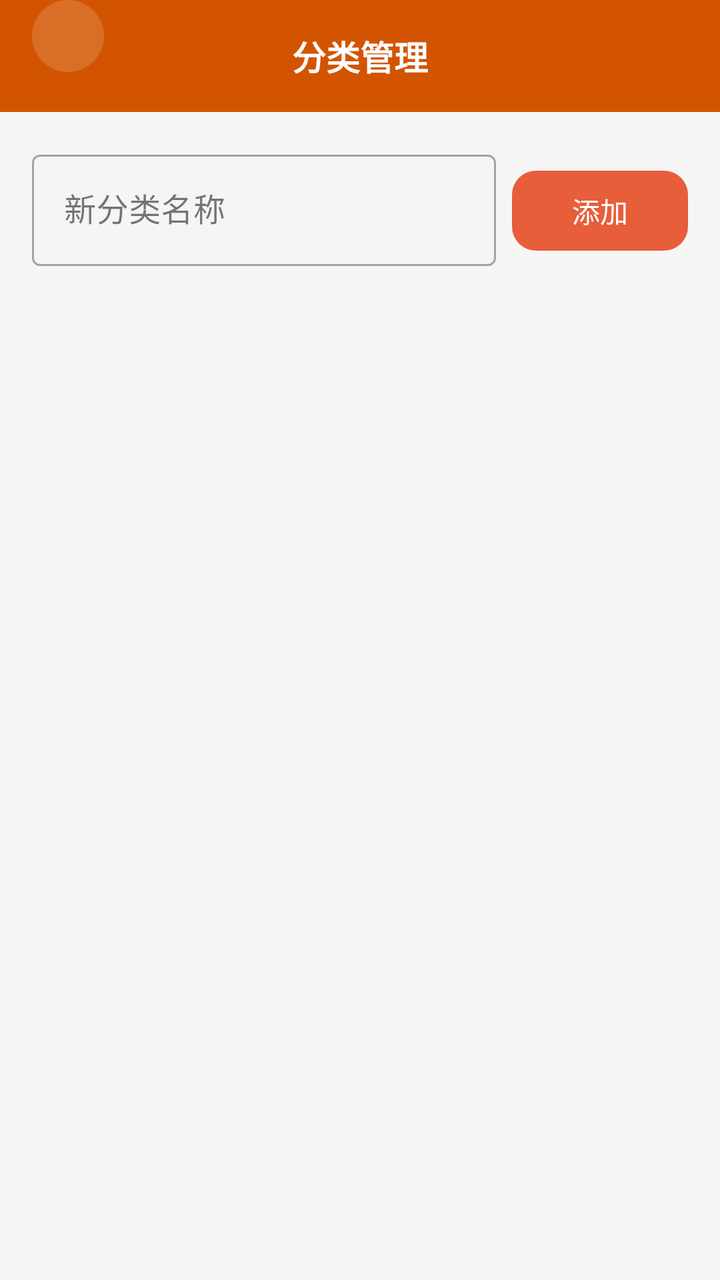
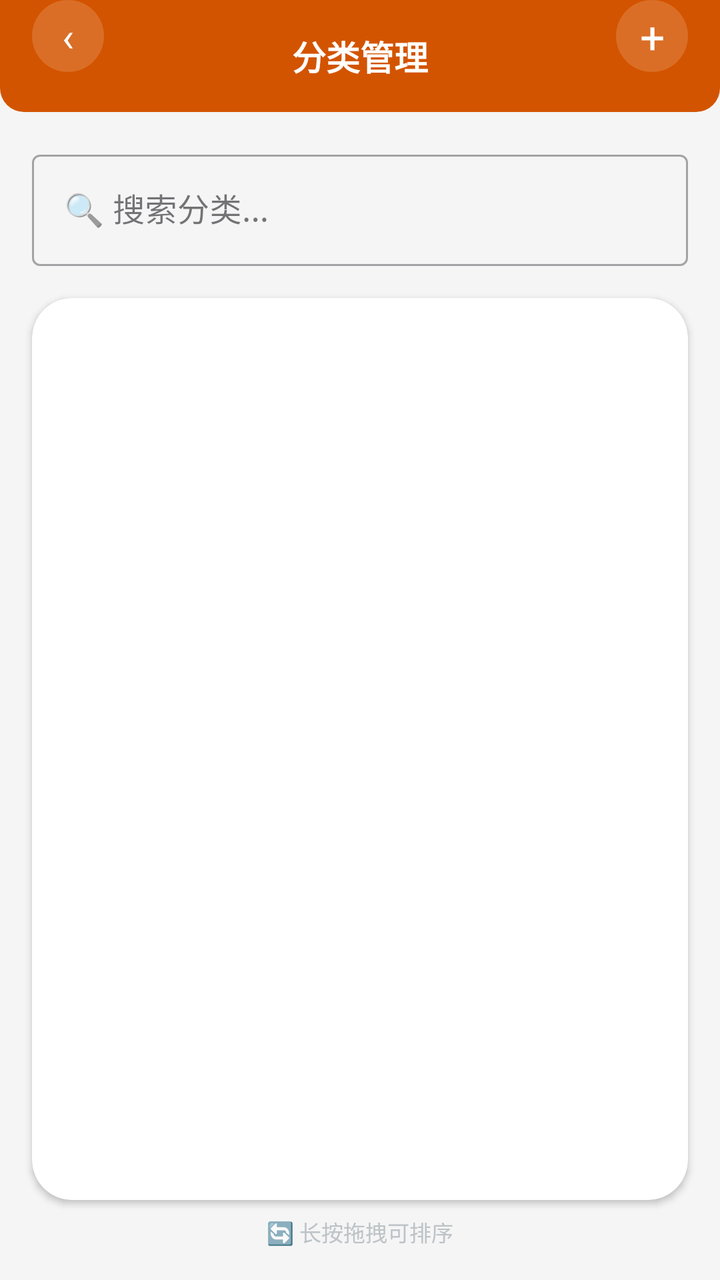

Compare the two renders of this Android layout. The source of the first and the diff that turns it into the second are given below.
<!-- AndroidManifest.xml: application theme Theme.ClothingSI -->
<!-- res/layout/activity_categories.xml -->
<?xml version="1.0" encoding="utf-8"?>
<LinearLayout xmlns:android="http://schemas.android.com/apk/res/android"
    xmlns:app="http://schemas.android.com/apk/res-auto"
    android:layout_width="match_parent" android:layout_height="match_parent"
    android:orientation="vertical" android:background="#F5F5F5">
    <RelativeLayout android:layout_width="match_parent" android:layout_height="56dp"
        android:background="#D35400" android:paddingHorizontal="16dp">
        <TextView android:id="@+id/btn_back" android:layout_width="36dp" android:layout_height="36dp"
            android:text="‹" android:textSize="20dp" android:textColor="#FFFFFF"
            android:gravity="center" android:background="@drawable/circle_bg" android:alpha="0.15" />
        <TextView android:layout_width="wrap_content" android:layout_height="wrap_content"
            android:text="分类管理" android:textSize="17dp" android:textStyle="bold"
            android:textColor="#FFFFFF" android:layout_centerInParent="true" />
    </RelativeLayout>
    <LinearLayout android:layout_width="match_parent" android:layout_height="wrap_content"
        android:orientation="horizontal" android:padding="16dp">
        <com.google.android.material.textfield.TextInputLayout style="@style/Widget.MaterialComponents.TextInputLayout.OutlinedBox"
            android:layout_width="0dp" android:layout_height="wrap_content" android:layout_weight="1"
            android:layout_marginEnd="8dp">
            <com.google.android.material.textfield.TextInputEditText android:id="@+id/et_category_name"
                android:layout_width="match_parent" android:layout_height="wrap_content" android:hint="新分类名称" />
        </com.google.android.material.textfield.TextInputLayout>
        <com.google.android.material.button.MaterialButton android:id="@+id/btn_add_category"
            android:layout_width="wrap_content" android:layout_height="wrap_content" android:text="添加" app:cornerRadius="12dp" />
    </LinearLayout>
    <androidx.recyclerview.widget.RecyclerView android:id="@+id/rv_categories"
        android:layout_width="match_parent" android:layout_height="match_parent" android:paddingHorizontal="16dp" />
</LinearLayout>
<!-- resources referenced by this layout -->
<resources>
  <!-- drawable circle_bg (drawable) -->
  <?xml version="1.0" encoding="utf-8"?>
  <shape xmlns:android="http://schemas.android.com/apk/res/android" android:shape="oval">
      <solid android:color="#FFFFFF" />
  </shape>
  <style name="Theme.ClothingSI" parent="Theme.Material3.Light.NoActionBar">
          <item name="colorPrimary">@color/primary</item>
          <item name="colorPrimaryDark">@color/primary_dark</item>
          <item name="colorAccent">@color/accent</item>
          <item name="android:statusBarColor">@color/primary_dark</item>
          <item name="android:navigationBarColor">@color/white</item>
      </style>
  <color name="primary">#E85D3A</color>
  <color name="primary_dark">#D35400</color>
  <color name="accent">#F4A460</color>
  <color name="white">#FFFFFF</color>
</resources>

<!-- the commit's change to res/layout/activity_categories.xml (unified diff, before → after) -->
@@ -4,25 +4,39 @@
     android:layout_width="match_parent" android:layout_height="match_parent"
     android:orientation="vertical" android:background="#F5F5F5">
     <RelativeLayout android:layout_width="match_parent" android:layout_height="56dp"
-        android:background="#D35400" android:paddingHorizontal="16dp">
+        android:background="@drawable/header_bar_bg" android:paddingHorizontal="16dp">
         <TextView android:id="@+id/btn_back" android:layout_width="36dp" android:layout_height="36dp"
             android:text="‹" android:textSize="20dp" android:textColor="#FFFFFF"
-            android:gravity="center" android:background="@drawable/circle_bg" android:alpha="0.15" />
+            android:gravity="center" android:background="@drawable/circle_bg" />
         <TextView android:layout_width="wrap_content" android:layout_height="wrap_content"
             android:text="分类管理" android:textSize="17dp" android:textStyle="bold"
             android:textColor="#FFFFFF" android:layout_centerInParent="true" />
+        <TextView android:id="@+id/btn_add_category" android:layout_width="36dp" android:layout_height="36dp"
+            android:text="+" android:textSize="22dp" android:textColor="#FFFFFF"
+            android:gravity="center" android:background="@drawable/circle_bg"
+            android:layout_alignParentEnd="true" android:clickable="true" android:focusable="true" />
     </RelativeLayout>
-    <LinearLayout android:layout_width="match_parent" android:layout_height="wrap_content"
-        android:orientation="horizontal" android:padding="16dp">
-        <com.google.android.material.textfield.TextInputLayout style="@style/Widget.MaterialComponents.TextInputLayout.OutlinedBox"
-            android:layout_width="0dp" android:layout_height="wrap_content" android:layout_weight="1"
-            android:layout_marginEnd="8dp">
-            <com.google.android.material.textfield.TextInputEditText android:id="@+id/et_category_name"
-                android:layout_width="match_parent" android:layout_height="wrap_content" android:hint="新分类名称" />
-        </com.google.android.material.textfield.TextInputLayout>
-        <com.google.android.material.button.MaterialButton android:id="@+id/btn_add_category"
-            android:layout_width="wrap_content" android:layout_height="wrap_content" android:text="添加" app:cornerRadius="12dp" />
-    </LinearLayout>
-    <androidx.recyclerview.widget.RecyclerView android:id="@+id/rv_categories"
-        android:layout_width="match_parent" android:layout_height="match_parent" android:paddingHorizontal="16dp" />
+
+    
+    <com.google.android.material.textfield.TextInputLayout style="@style/Widget.MaterialComponents.TextInputLayout.OutlinedBox"
+        android:layout_width="match_parent" android:layout_height="wrap_content"
+        android:layout_margin="16dp" android:layout_marginBottom="8dp" android:hint="🔍 搜索分类...">
+        <com.google.android.material.textfield.TextInputEditText android:id="@+id/et_search_category"
+            android:layout_width="match_parent" android:layout_height="wrap_content" />
+    </com.google.android.material.textfield.TextInputLayout>
+
+    
+    <androidx.cardview.widget.CardView android:layout_width="match_parent"
+        android:layout_height="0dp" android:layout_weight="1"
+        android:layout_marginHorizontal="16dp" android:layout_marginBottom="8dp"
+        app:cardCornerRadius="20dp" app:cardElevation="2dp"
+        android:paddingStart="8dp" android:paddingEnd="8dp">
+        <androidx.recyclerview.widget.RecyclerView android:id="@+id/rv_categories"
+            android:layout_width="match_parent" android:layout_height="match_parent" />
+    </androidx.cardview.widget.CardView>
+
+    
+    <TextView android:layout_width="match_parent" android:layout_height="wrap_content"
+        android:text="🔄 长按拖拽可排序" android:textSize="11dp" android:textColor="#BDC3C7"
+        android:gravity="center" android:layout_marginBottom="16dp" />
 </LinearLayout>
<!-- resource entries referenced after the edit -->
@@ -3,7 +3,13 @@
   <!-- drawable circle_bg (drawable) -->
   <?xml version="1.0" encoding="utf-8"?>
   <shape xmlns:android="http://schemas.android.com/apk/res/android" android:shape="oval">
-      <solid android:color="#FFFFFF" />
+      <solid android:color="#26FFFFFF" />
+  </shape>
+  <!-- drawable header_bar_bg (drawable) -->
+  <?xml version="1.0" encoding="utf-8"?>
+  <shape xmlns:android="http://schemas.android.com/apk/res/android" android:shape="rectangle">
+      <solid android:color="#D35400" />
+      <corners android:bottomLeftRadius="12dp" android:bottomRightRadius="12dp" />
   </shape>
   <style name="Theme.ClothingSI" parent="Theme.Material3.Light.NoActionBar">
           <item name="colorPrimary">@color/primary</item>
